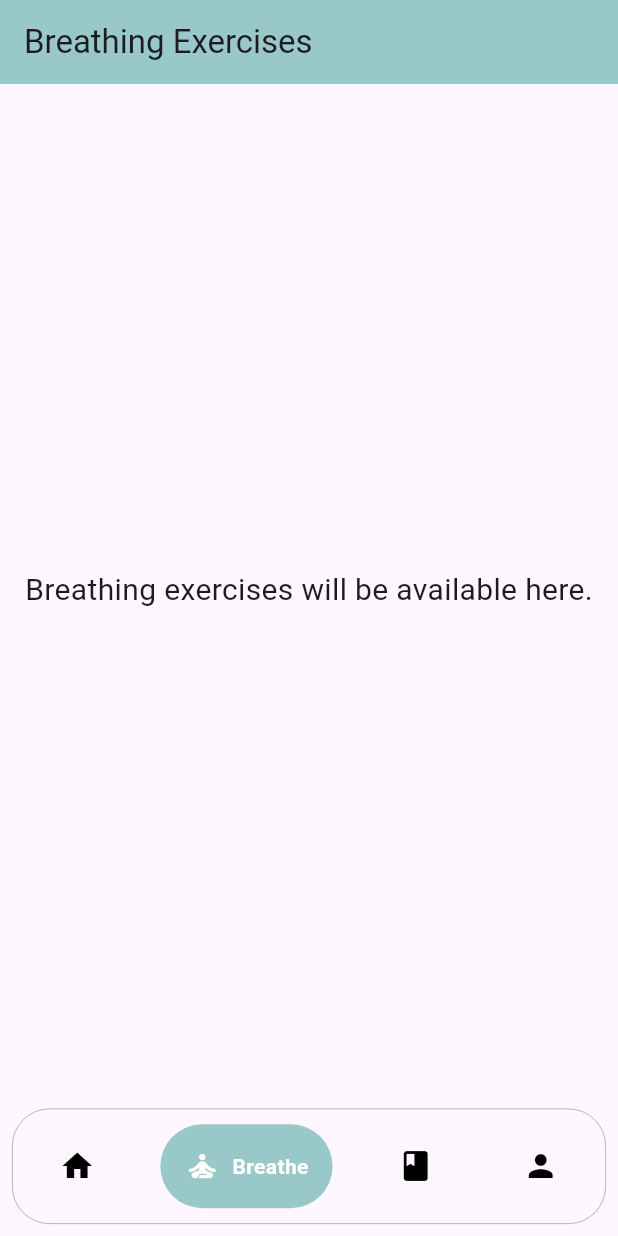
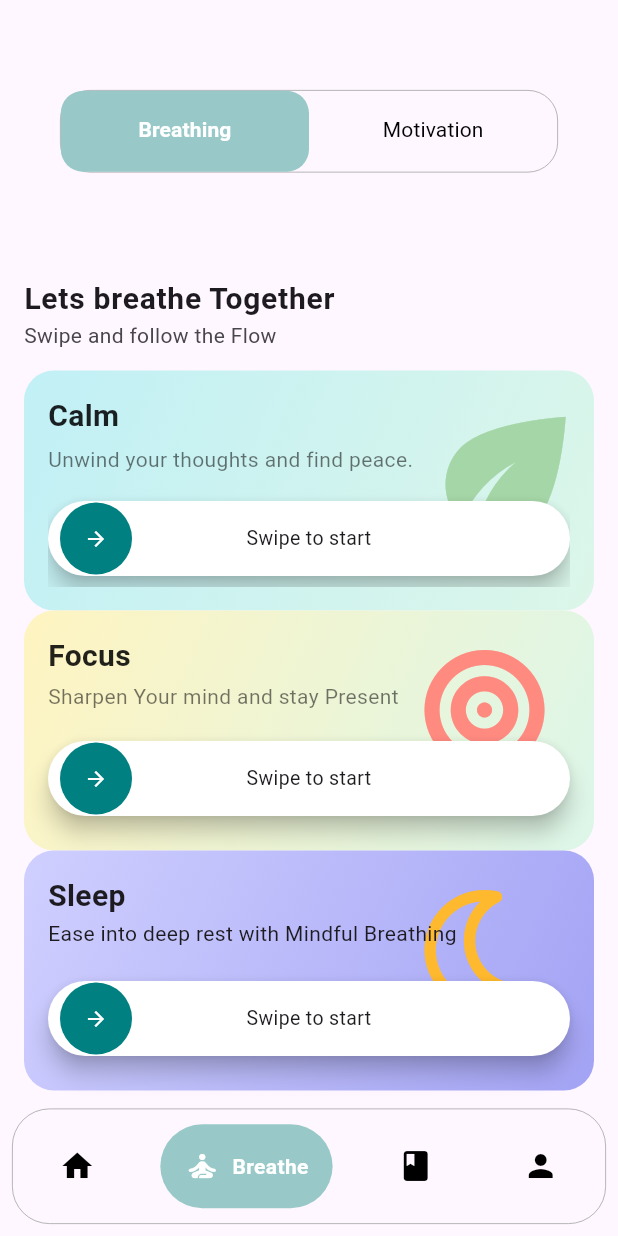
Before and after one commit to BapamaEmma/mindease_app, a Flutter app: the Navigation screen opened directly, item 2 of the bottom bar chosen, on a phone screen of 412 x 824 dp. Run offline on Flutter 3.47's test engine with Material 3 defaults, Android fonts, the phone set to English and light mode, and no system bars; drawn by our look-alikes of google_nav_bar, slide_to_act; our stand-ins replace font_awesome_flutter; Roboto replaces fonts that are missing (Nunito).

Commit message:
Updated thr Breathe Page

```diff
--- /dev/null
+++ b/lib/Menus/Breathe.dart
@@ -0,0 +1,56 @@
+import 'package:flutter/material.dart';
+import 'package:mindease_app/Menus/Tabs/Breathing.dart';
+import 'package:mindease_app/Menus/Tabs/Motivation.dart';
+
+class Breathe extends StatefulWidget {
+  const Breathe({super.key});
+
+  @override
+  State<Breathe> createState() => _BreathingState();
+}
+
+class _BreathingState extends State<Breathe> {
+  @override
+  Widget build(BuildContext context) {
+    return DefaultTabController(
+      length: 2,
+      child: Scaffold(
+        body: Column(
+          children: [
+            Padding(
+              padding: const EdgeInsets.symmetric(horizontal: 40, vertical: 60),
+              child: Container(
+                height: 55,
+                decoration: BoxDecoration(
+                  borderRadius: BorderRadius.circular(20),
+                  border: Border.all(color: Colors.grey, width: 0.5),
+                ),
+                child: TabBar(
+                  tabs: [Tab(text: 'Breathing'), Tab(text: 'Motivation')],
+                  labelColor: Colors.white,
+                  unselectedLabelColor: Colors.black,
+                  labelStyle: const TextStyle(
+                    fontFamily: 'Nunito',
+                    fontWeight: FontWeight.bold,
+                  ),
+                  unselectedLabelStyle: const TextStyle(
+                    fontFamily: 'Nunito',
+                    fontWeight: FontWeight.normal,
+                  ),
+                  indicatorSize: TabBarIndicatorSize.tab,
+                  indicatorPadding: EdgeInsets.zero,
+                  indicator: BoxDecoration(
+                    color: const Color(0xFF98C9C8),
+                    borderRadius: BorderRadius.circular(15),
+                  ),
+                  dividerColor: Colors.transparent,
+                ),
+              ),
+            ),
+            Expanded(child: TabBarView(children: [Breathing(), Motivation()])),
+          ],
+        ),
+      ),
+    );
+  }
+}
--- a/lib/Menus/Breathing.dart
+++ /dev/null
@@ -1,26 +0,0 @@
-import 'package:flutter/material.dart';
-
-class Breathing extends StatefulWidget {
-  const Breathing({super.key});
-
-  @override
-  State<Breathing> createState() => _BreathingState();
-}
-
-class _BreathingState extends State<Breathing> {
-  @override
-  Widget build(BuildContext context) {
-    return Scaffold(
-      appBar: AppBar(
-        title: Text('Breathing Exercises'),
-        backgroundColor: Color(0xFF98C9C8),
-      ),
-      body: Center(
-        child: Text(
-          'Breathing exercises will be available here.',
-          style: TextStyle(fontSize: 20),
-        ),
-      ),
-    );
-  }
-}
--- /dev/null
+++ b/lib/Menus/Tabs/Breathing.dart
@@ -0,0 +1,218 @@
+import 'package:flutter/material.dart';
+import 'package:font_awesome_flutter/font_awesome_flutter.dart';
+import 'package:slide_to_act/slide_to_act.dart';
+
+class Breathing extends StatefulWidget {
+  const Breathing({super.key});
+
+  @override
+  State<Breathing> createState() => _BreathingState();
+}
+
+class _BreathingState extends State<Breathing> {
+  @override
+  Widget build(BuildContext context) {
+    return Scaffold(
+      body: Column(children: [_header(), _Calm(), _focus(), _Sleep()]),
+    );
+  }
+}
+
+Widget _header() {
+  return ListTile(
+    title: Text(
+      'Lets breathe Together',
+      style: TextStyle(fontSize: 20, fontWeight: FontWeight.bold),
+    ),
+    subtitle: Text('Swipe and follow the Flow'),
+  );
+}
+
+Widget _Calm() {
+  return Container(
+    padding: const EdgeInsets.all(16),
+    decoration: BoxDecoration(
+      borderRadius: BorderRadius.circular(20),
+      gradient: const LinearGradient(
+        colors: [Color(0xFFC1F0F6), Color(0xFFDCF6E9)],
+        begin: Alignment.topLeft,
+        end: Alignment.bottomRight,
+      ),
+    ),
+    width: 380,
+    height: 160,
+    child: Stack(
+      children: [
+        Positioned(
+          top: -5,
+          right: -17,
+          child: Icon(Icons.eco, size: 120, color: Colors.green.shade200),
+        ),
+        Column(
+          crossAxisAlignment: CrossAxisAlignment.start,
+          children: const [
+            Text(
+              'Calm',
+              style: TextStyle(
+                fontSize: 20,
+                fontWeight: FontWeight.bold,
+                color: Colors.black87,
+              ),
+            ),
+            SizedBox(height: 4),
+            Text(
+              'Unwind your thoughts and find peace.',
+              style: TextStyle(fontSize: 14, color: Colors.black54),
+            ),
+          ],
+        ),
+
+        Positioned(
+          left: 0,
+          right: 0,
+          bottom: 7,
+          child: SizedBox(
+            height: 50,
+            child: Center(
+              child: SlideAction(
+                onSubmit: () {},
+                outerColor: Colors.white,
+                innerColor: Color(0xFF008080),
+                textColor: Color(0xFF008080),
+                text: 'Swipe to start',
+                textStyle: TextStyle(fontSize: 13),
+                sliderButtonIconSize: 16,
+              ),
+            ),
+          ),
+        ),
+      ],
+    ),
+  );
+}
+
+Widget _focus() {
+  return Container(
+    padding: const EdgeInsets.all(16),
+    decoration: BoxDecoration(
+      borderRadius: BorderRadius.circular(20),
+      gradient: const LinearGradient(
+        colors: [Color(0xFFFFF4C1), Color(0xFFDCF6E9)],
+        begin: Alignment.topLeft,
+        end: Alignment.bottomRight,
+      ),
+    ),
+    width: 380,
+    height: 160,
+    child: Stack(
+      children: [
+        Positioned(
+          top: 10,
+          right: 17,
+          child: Icon(
+            FontAwesomeIcons.bullseye,
+            size: 80,
+            color: Colors.redAccent.shade100,
+          ),
+        ),
+        Column(
+          crossAxisAlignment: CrossAxisAlignment.start,
+          children: const [
+            Text(
+              'Focus',
+              style: TextStyle(
+                fontSize: 20,
+                fontWeight: FontWeight.bold,
+                color: Colors.black87,
+              ),
+            ),
+            SizedBox(height: 2),
+            Text(
+              'Sharpen Your mind and stay Present',
+              style: TextStyle(fontSize: 14, color: Colors.black54),
+            ),
+          ],
+        ),
+
+        Positioned(
+          left: 0,
+          right: 0,
+          bottom: 7,
+          child: SizedBox(
+            height: 50,
+            child: Center(
+              child: SlideAction(
+                onSubmit: () {},
+                outerColor: Colors.white,
+                innerColor: Color(0xFF008080),
+                textColor: Color(0xFF008080),
+                text: 'Swipe to start',
+                textStyle: TextStyle(fontSize: 13),
+                sliderButtonIconSize: 16,
+              ),
+            ),
+          ),
+        ),
+      ],
+    ),
+  );
+}
+
+Widget _Sleep() {
+  return Container(
+    padding: const EdgeInsets.all(16),
+    decoration: BoxDecoration(
+      borderRadius: BorderRadius.circular(20),
+      gradient: LinearGradient(
+        colors: [Color(0xFFCFCFFF), Color(0xFFA3A3F5)],
+        begin: Alignment.topLeft,
+        end: Alignment.bottomRight,
+      ),
+    ),
+    width: 380,
+    height: 160,
+    child: Stack(
+      children: [
+        Positioned(
+          top: 10,
+          right: 17,
+          child: Icon(
+            FontAwesomeIcons.moon,
+            size: 80,
+            color: Color(0xFFFFB92E),
+          ),
+        ),
+        Column(
+          crossAxisAlignment: CrossAxisAlignment.start,
+          children: const [
+            Text(
+              'Sleep',
+              style: TextStyle(fontSize: 20, fontWeight: FontWeight.bold),
+            ),
+            Text('Ease into deep rest with Mindful Breathing'),
+          ],
+        ),
+
+        Positioned(
+          left: 0,
+          right: 0,
+          bottom: 7,
+          child: SizedBox(
+            height: 50,
+            child: Center(
+              child: SlideAction(
+                onSubmit: () {},
+                outerColor: Colors.white,
+                innerColor: Color(0xFF008080),
+                textColor: Color(0xFF008080),
+                text: 'Swipe to start',
+                textStyle: TextStyle(fontSize: 13),
+                sliderButtonIconSize: 16,
+              ),
+            ),
+          ),
+        ),
+      ],
+    ),
+  );
+}
--- /dev/null
+++ b/lib/Menus/Tabs/Motivation.dart
@@ -0,0 +1,15 @@
+import 'package:flutter/material.dart';
+
+class Motivation extends StatefulWidget {
+  const Motivation({super.key});
+
+  @override
+  State<Motivation> createState() => _MotivationState();
+}
+
+class _MotivationState extends State<Motivation> {
+  @override
+  Widget build(BuildContext context) {
+    return const Placeholder();
+  }
+}
--- a/lib/Navbar.dart
+++ b/lib/Navbar.dart
@@ -1,6 +1,6 @@
 import 'package:flutter/material.dart';
 import 'package:google_nav_bar/google_nav_bar.dart';
-import 'package:mindease_app/Menus/Breathing.dart';
+import 'package:mindease_app/Menus/Breathe.dart';
 import 'package:mindease_app/Menus/Home.dart';
 import 'package:mindease_app/Menus/Journal.dart';
 import 'package:mindease_app/Menus/Profile.dart';
@@ -24,7 +24,7 @@ class _NavigationState extends State<Navigation> {
   List<Widget> _pages = [
     // Add your page widgets here
     Home(),
-    Breathing(),
+    Breathe(),
     Journal(),
     Profile(),
   ];
--- a/lib/main.dart
+++ b/lib/main.dart
@@ -1,5 +1,3 @@
-// ignore_for_file: unused_import
-
 import 'package:flutter/material.dart';
 import 'package:mindease_app/Navbar.dart';
 import 'package:mindease_app/Splashscreen.dart';
@@ -18,7 +16,7 @@ class MyApp extends StatelessWidget {
       theme: ThemeData(
         colorScheme: ColorScheme.fromSeed(seedColor: Colors.deepPurple),
       ),
-      home: const Navigation(),
+      home: const Splashscreen(),
     );
   }
 }
--- a/pubspec.yaml
+++ b/pubspec.yaml
@@ -36,6 +36,8 @@ dependencies:
   # Use with the CupertinoIcons class for iOS style icons.
   cupertino_icons: ^1.0.8
   google_nav_bar: ^5.0.7
+  slide_to_act: ^2.0.2
+  font_awesome_flutter: ^10.9.0
 
 dev_dependencies:
   flutter_test:
```
Also changed, not shown: pubspec.lock.
